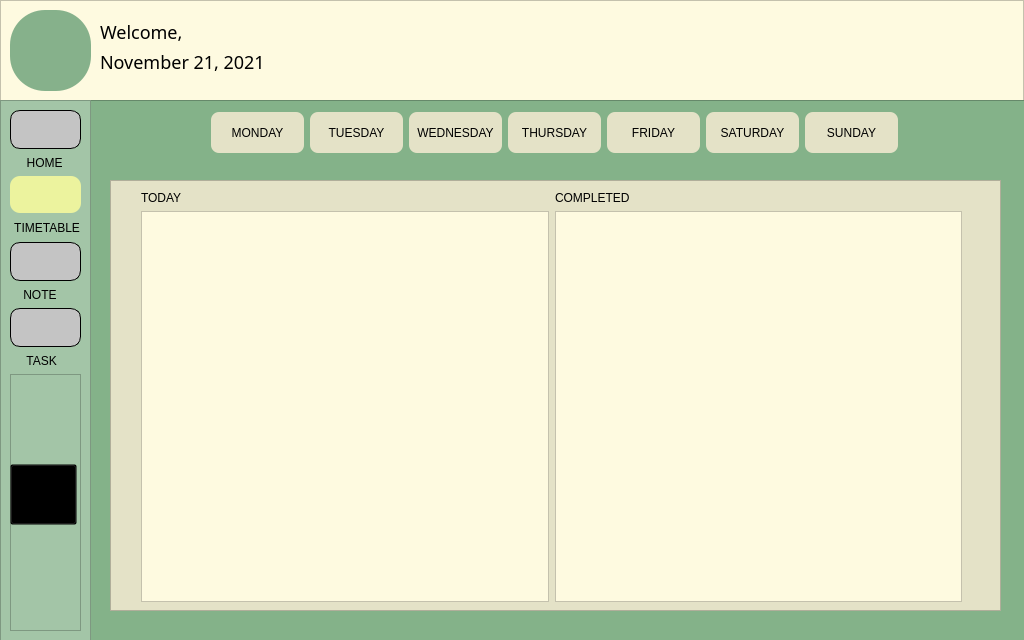
First picture: the form in timetable.ui, repository The-name-FPGN-is-already-taken/NoteMe, before the edit.
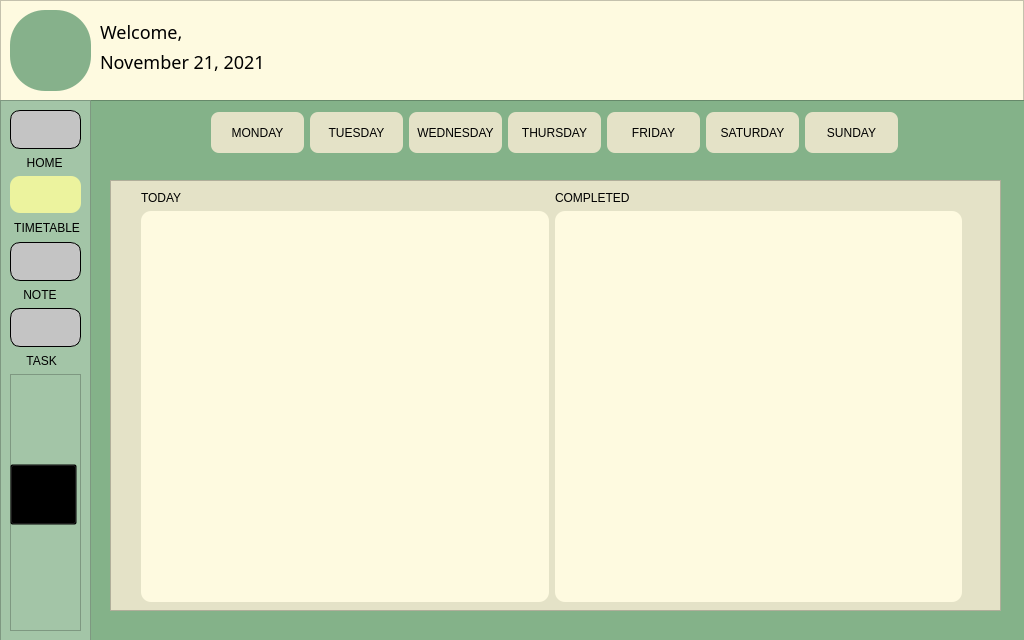
Second picture: the form after the edit. Icons and pictures are not drawn.

```diff
--- a/timetable.ui
+++ b/timetable.ui
@@ -490,7 +490,16 @@
            </size>
           </property>
           <property name="styleSheet">
-           <string notr="true">background: #FEFAE0;</string>
+           <string notr="true">QListWidget{
+    border-radius: 10px;
+    background-color: rgb(254, 250, 224);
+}
+QScrollBar:vertical {
+     border: 0.5px solid grey;
+     background: #94b289;
+     width: 20px;
+    
+ }</string>
           </property>
          </widget>
         </item>
@@ -521,7 +530,16 @@
            </size>
           </property>
           <property name="styleSheet">
-           <string notr="true">background: #FEFAE0;</string>
+           <string notr="true">QListWidget{
+    border-radius: 10px;
+    background-color: rgb(254, 250, 224);
+}
+QScrollBar:vertical {
+     border: 0.5px solid grey;
+     background: #94b289;
+     width: 20px;
+    
+ }</string>
           </property>
          </widget>
         </item>
```
Left out of the diff: 2 changed lines with no effect on the pictures.
